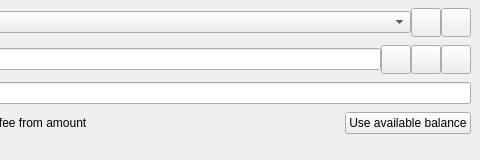
Old version of the form src/qt/forms/sendcoinsentry.ui in the repository qitcoin2021/qitcoin; both pictures show x 249 to 729 and y 0 to 160 of the 729 by 160 pixel window.
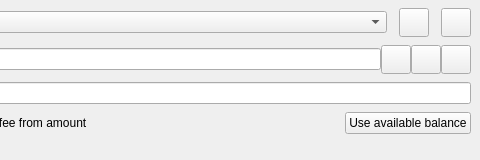
New version of the form. Icons and pictures are not drawn. Custom widgets are drawn as their Qt base class.

Diff of the .ui file:
```diff
--- a/src/qt/forms/sendcoinsentry.ui
+++ b/src/qt/forms/sendcoinsentry.ui
@@ -49,7 +49,7 @@
     <item row="0" column="1">
       <layout class="QHBoxLayout" name="stakingPoolToLayout">
         <property name="spacing">
-        <number>0</number>
+          <number>12</number>
         </property>
         <item>
           <widget class="QComboBox" name="stakingPoolSelector" />
```
